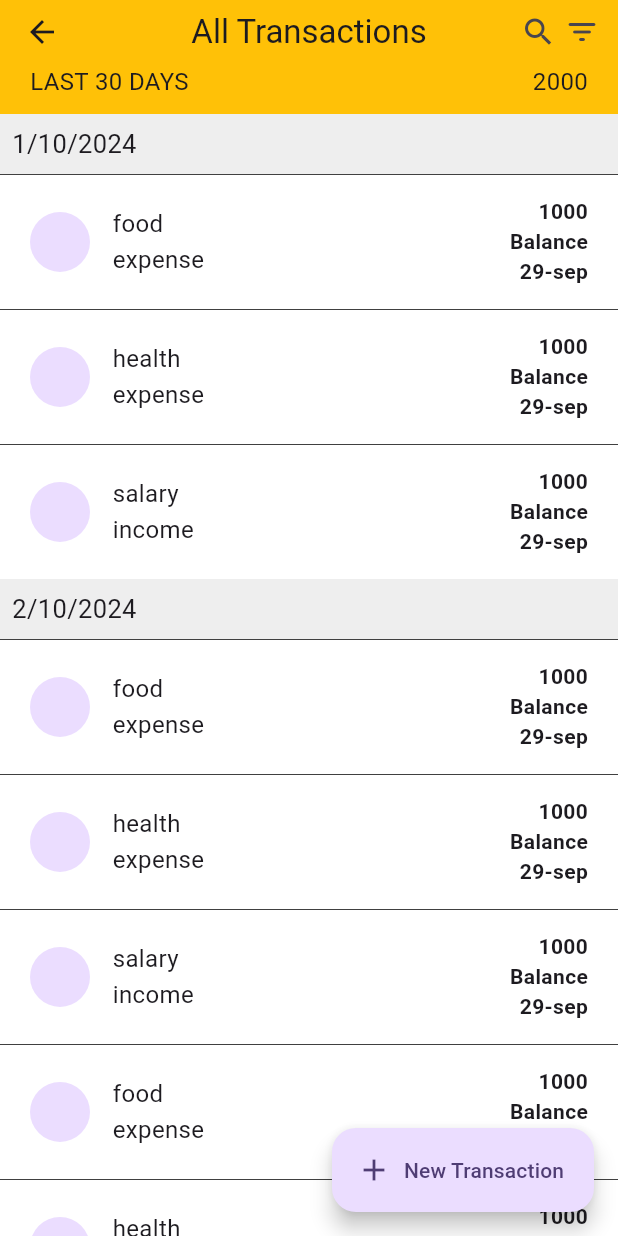
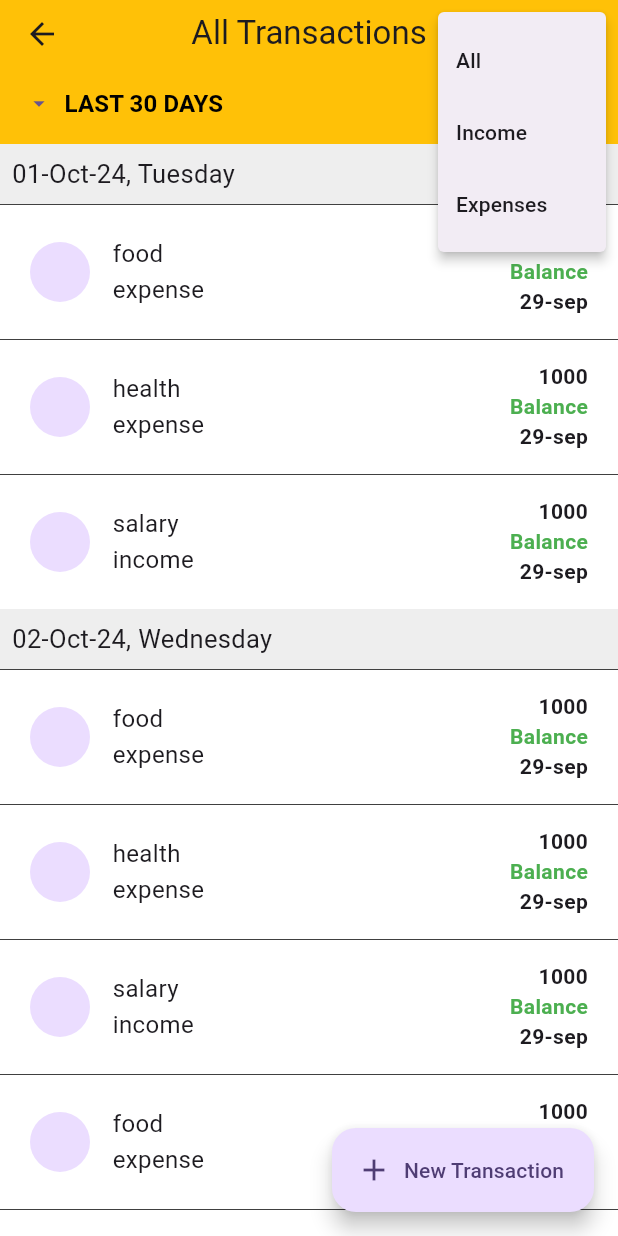
Before and after one commit to Ameen-Aboobacker/spend_smart, a Flutter app: the TransactionScreen screen opened directly, after a tap on the "filter list" icon, on a phone screen of 412 x 824 dp. Run offline on Flutter 3.47's test engine with Material 3 defaults, Android fonts, the phone set to English and light mode, and no system bars; our stand-ins replace fl_chart, flutter_speed_dial, stylish_bottom_bar.

Commit message:
transactions screen design

```diff
--- a/lib/presentation/Transactions_screen/transaction_screen.dart
+++ b/lib/presentation/Transactions_screen/transaction_screen.dart
@@ -1,17 +1,20 @@
+import 'dart:developer';
+
 import 'package:flutter/material.dart';
+import 'package:intl/intl.dart';
 
 class TransactionScreen extends StatelessWidget {
   const TransactionScreen({super.key});
 
   @override
   Widget build(BuildContext context) {
-    Map<String, List<Map<String, dynamic>>> groupedTransactions = {
-      '1/10/2024': [
+    Map<DateTime, List<Map<String, dynamic>>> groupedTransactions = {
+      DateTime(2024, 10, 1): [
         {'category': 'food', 'type': 'expense', 'amount': 1000},
         {'category': 'health', 'type': 'expense', 'amount': '1000'},
         {'category': 'salary', 'type': 'income', 'amount': 1000}
       ],
-      '2/10/2024': [
+      DateTime(2024, 10, 2): [
         {'category': 'food', 'type': 'expense', 'amount': 1000},
         {'category': 'health', 'type': 'expense', 'amount': 1000},
         {'category': 'salary', 'type': 'income', 'amount': 1000},
@@ -19,13 +22,14 @@ class TransactionScreen extends StatelessWidget {
         {'category': 'health', 'type': 'expense', 'amount': 1000},
         {'category': 'salary', 'type': 'income', 'amount': 1000}
       ],
-      '3/10/2024': [
+      DateTime(2024, 10, 3): [
         {'category': 'food', 'type': 'expense', 'amount': 1000},
         {'category': 'health', 'type': 'expense', 'amount': 1000},
         {'category': 'salary', 'type': 'income', 'amount': 1000}
       ]
     };
-    List<String> dates = groupedTransactions.keys.toList();
+    List dates = groupedTransactions.keys.toList();
+
     TextStyle style =
         const TextStyle(fontSize: 16, fontWeight: FontWeight.w400);
     TextStyle style1 =
@@ -39,21 +43,57 @@ class TransactionScreen extends StatelessWidget {
               width: 25,
               child:
                   IconButton(onPressed: () {}, icon: const Icon(Icons.search))),
-          IconButton(
-            icon: const Icon(Icons.filter_list_rounded),
-            onPressed: () {},
+          PopupMenuButton(
+            icon: const Icon(
+              Icons.filter_list_rounded,
+              size: 30,
+            ),
+            itemBuilder: (context) => [
+              PopupMenuItem(
+                child: const Text('All'),
+                onTap: () => log('All'),
+              ),
+              const PopupMenuItem(child: Text('Income')),
+              const PopupMenuItem(child: Text('Expenses'))
+            ],
           )
         ],
         centerTitle: true,
         title: const Text('All Transactions'),
         bottom: PreferredSize(
-            preferredSize: const Size(double.infinity, 20),
-            child: Padding(
-              padding: const EdgeInsets.fromLTRB(20, 0, 20, 10),
+            preferredSize: const Size(double.infinity, 40),
+            child: Container(
+              margin: const EdgeInsets.fromLTRB(5, 0, 20, 3),
               child: Row(
+                crossAxisAlignment: CrossAxisAlignment.center,
                 mainAxisAlignment: MainAxisAlignment.spaceBetween,
                 children: [
-                  Text('LAST 30 DAYS', style: style),
+                  TextButton.icon(
+                    onPressed: () {
+                      showMenu(
+                          context: context,
+                          position: const RelativeRect.fromLTRB(0, 120, 0, 0),
+                          items: [
+                            const PopupMenuItem(child: Text('Today')),
+                            const PopupMenuItem(child: Text('This Week')),
+                            const PopupMenuItem(child: Text('This Month')),
+                            const PopupMenuItem(child: Text('Last 30 days')),
+                            const PopupMenuItem(child: Text('Last 6 months')),
+                            const PopupMenuItem(child: Text('Last year')),
+                            const PopupMenuItem(child: Text('Custom Year')),
+                            const PopupMenuItem(child: Text('Custom date')),
+                            const PopupMenuItem(child: Text('Custom Range')),
+                          ]);
+                    },
+                    label: Text(
+                      'LAST 30 DAYS',
+                      style: style.copyWith(
+                        fontWeight: FontWeight.bold,
+                        color: Colors.black,
+                      ),
+                    ),
+                    icon: const Icon(Icons.arrow_drop_down_outlined),
+                  ),
                   Text('2000', style: style),
                 ],
               ),
@@ -62,18 +102,17 @@ class TransactionScreen extends StatelessWidget {
       body: ListView.builder(
         itemCount: dates.length,
         itemBuilder: (context, index) {
-          String date = dates[index];
-
+          DateTime date = dates[index];
+          String newdate = DateFormat('dd-MMM-yy, EEEE').format(date);
           List<Map<String, dynamic>> transactions = groupedTransactions[date]!;
 
           return Column(
             crossAxisAlignment: CrossAxisAlignment.start,
             children: [
-              // Date as a heading
               Padding(
                 padding: const EdgeInsets.all(8.0),
                 child: Text(
-                  date,
+                  newdate,
                   style: const TextStyle(
                     fontSize: 17,
                   ),
@@ -125,7 +164,9 @@ class TransactionScreen extends StatelessWidget {
                               children: [
                                 Text(transaction['amount'].toString(),
                                     style: style1),
-                                Text('Balance', style: style1),
+                                Text('Balance',
+                                    style:
+                                        style1.copyWith(color: Colors.green)),
                                 Text('29-sep', style: style1),
                               ],
                             ),
--- a/pubspec.yaml
+++ b/pubspec.yaml
@@ -39,6 +39,7 @@ dependencies:
   stylish_bottom_bar: ^1.1.0
   animated_bottom_navigation_bar: ^1.3.3
   flutter_speed_dial: ^7.0.0
+  intl: ^0.19.0
 
 dev_dependencies:
   flutter_test:
```
Also changed, not shown: pubspec.lock.
